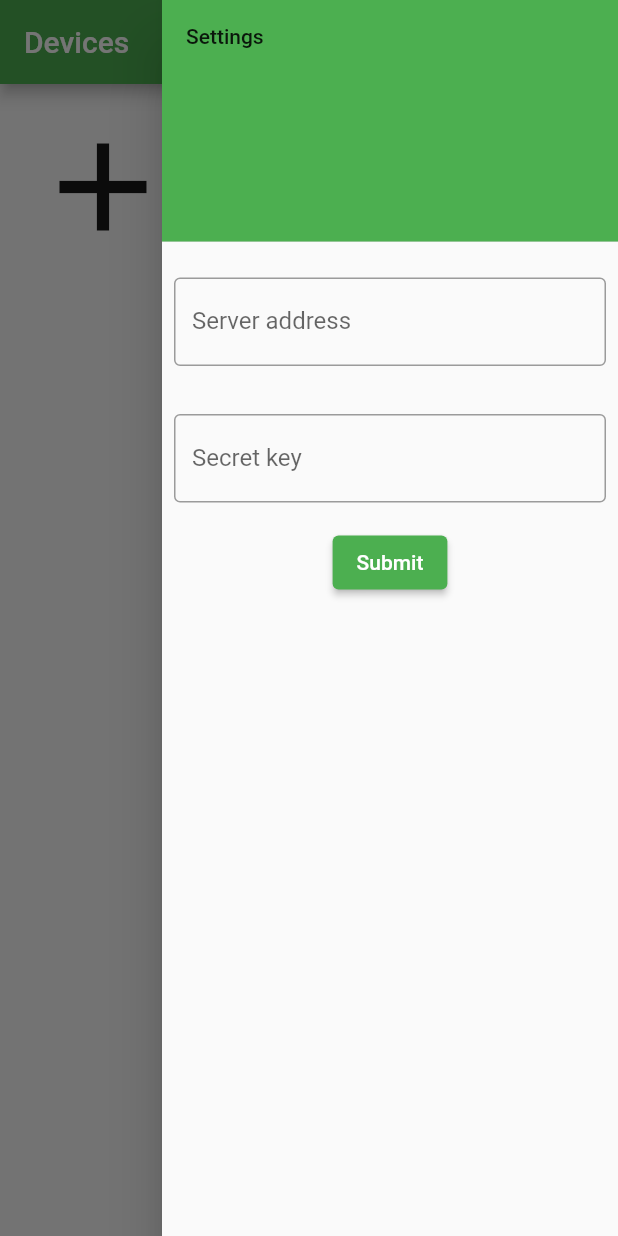
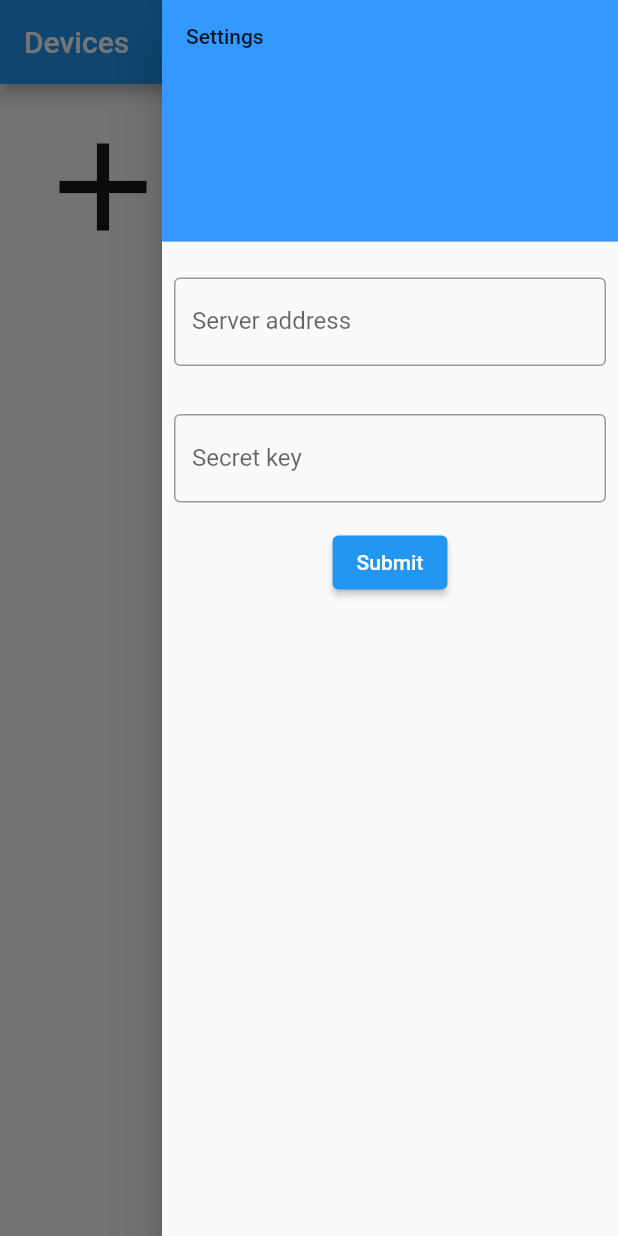
Before and after one commit to evolunis/Wellenbrecher, a Flutter app: the screen it shows after launch, with the side drawer open, on a phone screen of 412 x 824 dp. Run offline on Flutter 3.47's test engine with Material 2 defaults, Android fonts, the light colour scheme and no system bars; our stand-ins replace firebase_core, firebase_database, fl_chart, hive, hive_flutter, shared_preferences; accounts and stored records are empty; generated files the repository leaves out were written again; statements that could not run were skipped.

```diff
--- a/lib/main.dart
+++ b/lib/main.dart
@@ -36,8 +36,8 @@ class MyApp extends StatelessWidget {
       child: MaterialApp(
         title: 'Wellenreiter',
         theme: ThemeData(
-          primarySwatch: Colors.green,
-          primaryColor: Colors.green,
+          primarySwatch: Colors.blue,
+          primaryColor: const Color(0xFF3399FF),
         ),
         home: const DevicesPage(),
       ),
```
Also changed, not shown: 43 other files.
